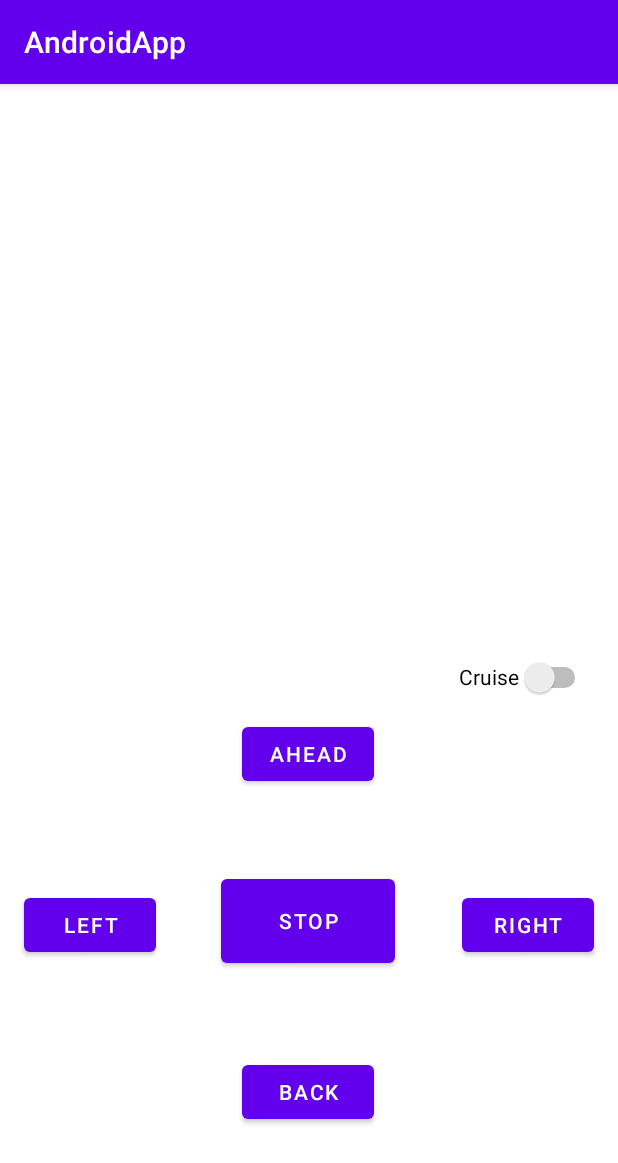
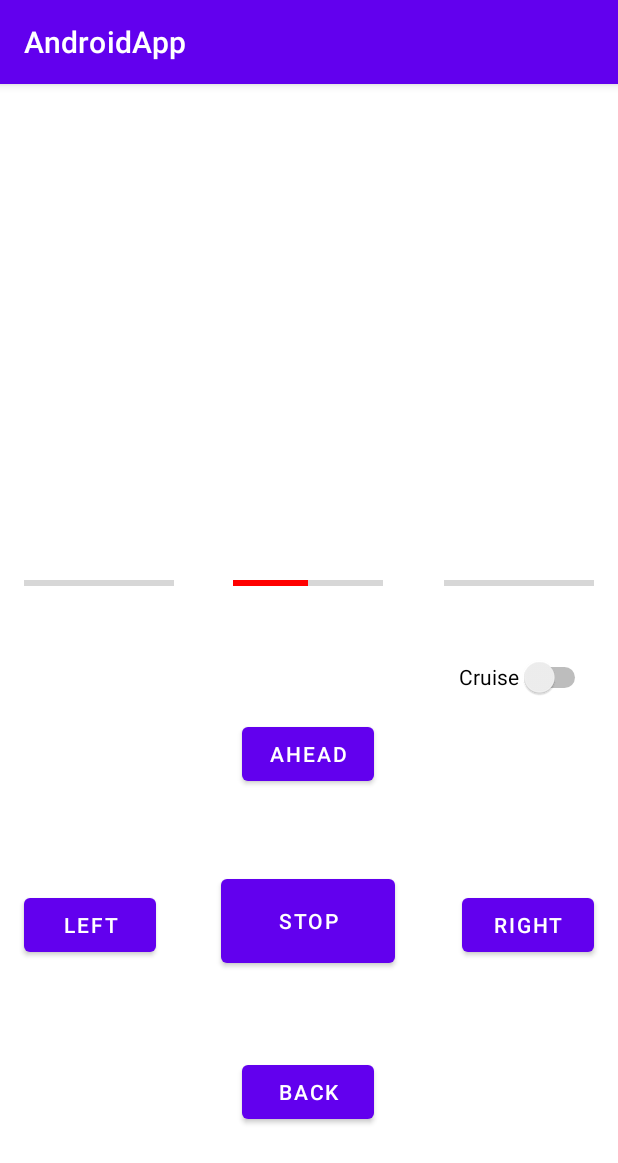
Before and after one commit to DIT113-V22/group-16, an Android app: the screen it shows after launch (MainActivity), on a phone screen of 412 x 824 dp. Shown: the top 1163 px of the screen. Run offline under Robolectric (Android 15) with nearby library versions, the phone set to English and light mode, and no system bars; libraries missing offline, so code that uses them is left out: org.eclipse.paho; 5 statements that could not run were skipped.

Commit message:
ProgressBar to warning the obstacle (Darma, Yuhan, Bora work together)

```diff
--- a/AndroidApp/app/src/main/java/com/example/androidapp/MainActivity.java
+++ b/AndroidApp/app/src/main/java/com/example/androidapp/MainActivity.java
@@ -3,15 +3,19 @@ package com.example.androidapp;
 import android.graphics.Bitmap;
 import android.graphics.Color;
 import android.os.Bundle;
+import android.os.Handler;
+import android.os.Message;
 import android.util.Log;
 import android.view.MotionEvent;
 import android.view.View;
 import android.widget.Button;
 import android.widget.CompoundButton;
 import android.widget.ImageView;
+import android.widget.ProgressBar;
 import android.widget.Switch;
 import android.widget.Toast;
 
+import androidx.annotation.NonNull;
 import androidx.appcompat.app.AppCompatActivity;
 
 import org.eclipse.paho.android.service.MqttAndroidClient;
@@ -39,11 +43,15 @@ public class MainActivity extends AppCompatActivity {
     private String rightTopic = "/Group/16/Right";
     private String stopTopic = "/Group/16/Stop";
     private String cruiseTopic = "/Group/16/Cruise";
+    private String leftDistanceTopic = "/Group/16/LeftDistance";
 
     private String backMessage;
     private String frontMessage;
     private String leftMessage;
     private String rightMessage;
+
+    private int progress = 0;
+    private Handler ProgressHandler;
 
     MqttAndroidClient client;
 
@@ -85,6 +93,11 @@ public class MainActivity extends AppCompatActivity {
         Button Stop = findViewById(R.id.buttonStop);
         Switch Cruise = (Switch)findViewById(R.id.switchCruise);
         ImageView Stream = findViewById(R.id.imageView);
+
+        ProgressBar LeftBar = findViewById(R.id.progressBarLeft);
+        ProgressBar MiddleBar = findViewById(R.id.progressBarMiddle);
+        ProgressBar RightBar = findViewById(R.id.progressBarRight);
+
 
         Stream.setOnClickListener(new View.OnClickListener() {
             @Override
@@ -234,6 +247,45 @@ public class MainActivity extends AppCompatActivity {
 
 
     }
+
+
+    public void ProgressBar (String topic, ProgressBar progressBar) throws MqttException {
+
+        IMqttToken subToken = client.subscribe(topic, 0);
+        subToken.setActionCallback(new IMqttActionListener() {
+            @Override
+            public void onSuccess(IMqttToken asyncActionToken) {
+
+            }
+
+            @Override
+            public void onFailure(IMqttToken asyncActionToken, Throwable exception) {
+
+            }
+        });
+        client.setCallback(new MqttCallback() {
+            @Override
+            public void connectionLost(Throwable cause) {
+            }
+
+            @Override
+            public void messageArrived(String topic, MqttMessage message) throws Exception {
+
+                if (topic.equals(leftDistanceTopic)) {
+                    int progress = (Integer.parseInt(message.toString())/320)*100;
+
+                    progressBar.setProgress(progress);
+                }
+            }
+
+
+            @Override
+            public void deliveryComplete(IMqttDeliveryToken token) {
+
+            }
+        });
+    }
+
     public void cameraView(String topic, ImageView camera) throws MqttException {
 
         IMqttToken subToken = client.subscribe(topic, 0);
--- a/AndroidApp/app/src/main/res/layout/activity_main.xml
+++ b/AndroidApp/app/src/main/res/layout/activity_main.xml
@@ -4,6 +4,52 @@
     xmlns:tools="http://schemas.android.com/tools"
     android:layout_width="match_parent"
     android:layout_height="match_parent">
+
+    <ProgressBar
+        android:id="@+id/progressBarLeft"
+        style="?android:attr/progressBarStyleHorizontal"
+
+        android:progressTint="#ff0000"
+        android:max="100"
+        android:layout_width="100dp"
+        android:layout_height="17dp"
+        app:layout_constraintBottom_toBottomOf="parent"
+        app:layout_constraintEnd_toEndOf="parent"
+        app:layout_constraintHorizontal_bias="0.051"
+        app:layout_constraintStart_toStartOf="parent"
+        app:layout_constraintTop_toTopOf="parent"
+        app:layout_constraintVertical_bias="0.432" />
+
+    <ProgressBar
+        android:id="@+id/progressBarMiddle"
+        style="?android:attr/progressBarStyleHorizontal"
+
+        android:progressTint="#ff0000"
+        android:progress="50"
+        android:max="100"
+        android:layout_width="100dp"
+        android:layout_height="17dp"
+        app:layout_constraintBottom_toBottomOf="parent"
+        app:layout_constraintEnd_toEndOf="parent"
+        app:layout_constraintHorizontal_bias="0.498"
+        app:layout_constraintStart_toStartOf="parent"
+        app:layout_constraintTop_toTopOf="parent"
+        app:layout_constraintVertical_bias="0.432" />
+
+    <ProgressBar
+        android:id="@+id/progressBarRight"
+        style="?android:attr/progressBarStyleHorizontal"
+
+        android:progressTint="#ff0000"
+        android:max="100"
+        android:layout_width="100dp"
+        android:layout_height="17dp"
+        app:layout_constraintBottom_toBottomOf="parent"
+        app:layout_constraintEnd_toEndOf="parent"
+        app:layout_constraintHorizontal_bias="0.948"
+        app:layout_constraintStart_toStartOf="parent"
+        app:layout_constraintTop_toTopOf="parent"
+        app:layout_constraintVertical_bias="0.432" />
 
     <Button
         android:id="@+id/buttonStop"
@@ -88,4 +134,5 @@
         tools:srcCompat="@tools:sample/avatars"
         android:contentDescription="@string/camera_view"/>
 
+
 </androidx.constraintlayout.widget.ConstraintLayout>
```
Also changed, not shown: 4 other files.
